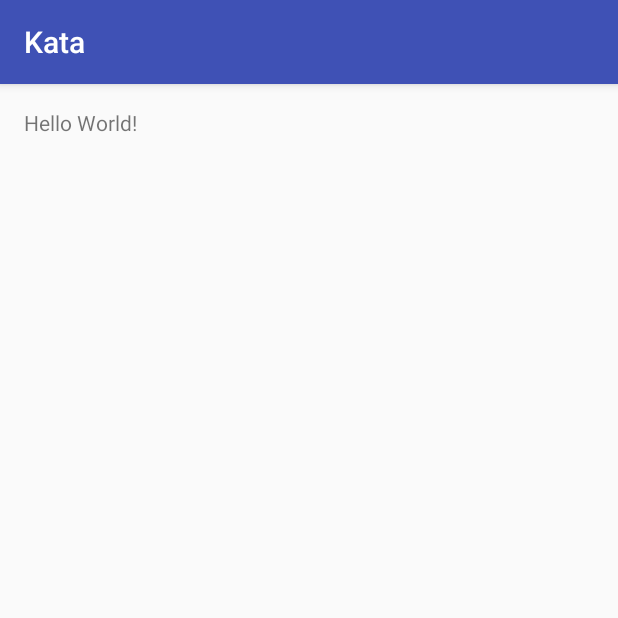
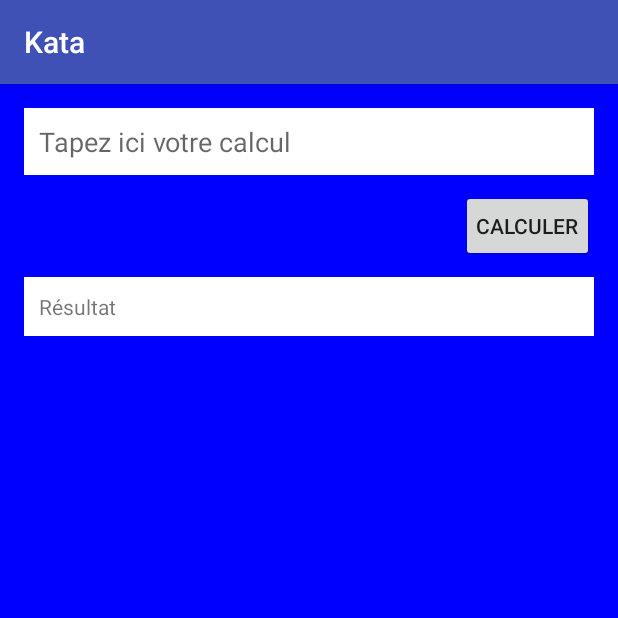
Before and after one commit to lujul/Kata, an Android app: the screen it shows after launch (MainActivity), on a phone screen of 412 x 824 dp, the top half of it. Run offline under Robolectric (Android 15) with nearby library versions, the phone set to English and light mode, and no system bars.

Commit message:
Add design

```diff
--- a/app/src/main/res/layout/activity_main.xml
+++ b/app/src/main/res/layout/activity_main.xml
@@ -1,5 +1,5 @@
 <?xml version="1.0" encoding="utf-8"?>
-<RelativeLayout xmlns:android="http://schemas.android.com/apk/res/android"
+<LinearLayout xmlns:android="http://schemas.android.com/apk/res/android"
     xmlns:tools="http://schemas.android.com/tools"
     android:layout_width="match_parent"
     android:layout_height="match_parent"
@@ -7,10 +7,32 @@
     android:paddingLeft="@dimen/activity_horizontal_margin"
     android:paddingRight="@dimen/activity_horizontal_margin"
     android:paddingTop="@dimen/activity_vertical_margin"
+    android:orientation="vertical"
+    android:background="#0000ff"
     tools:context="com.hbdriod.kata.MainActivity">
 
-    <TextView
+    <EditText
+        android:layout_width="match_parent"
+        android:hint="Tapez ici votre calcul"
+        android:layout_gravity="end"
+        android:background="#FFF"
+        android:padding="10dp"
+        android:layout_height="wrap_content" />
+
+    <Button
         android:layout_width="wrap_content"
         android:layout_height="wrap_content"
-        android:text="Hello World!" />
-</RelativeLayout>
+        android:layout_gravity="end"
+        android:padding="10dp"
+        android:layout_marginTop="10dp"
+        android:text="Calculer"/>
+
+    <TextView
+        android:layout_width="match_parent"
+        android:layout_height="wrap_content"
+        android:layout_gravity="end"
+        android:layout_marginTop="10dp"
+        android:background="#FFF"
+        android:padding="10dp"
+        android:text="Résultat" />
+</LinearLayout>
--- a/build.gradle
+++ b/build.gradle
@@ -5,7 +5,7 @@ buildscript {
         jcenter()
     }
     dependencies {
-        classpath 'com.android.tools.build:gradle:2.1.3'
+        classpath 'com.android.tools.build:gradle:2.2.0'
 
         // NOTE: Do not place your application dependencies here; they belong
         // in the individual module build.gradle files
```
